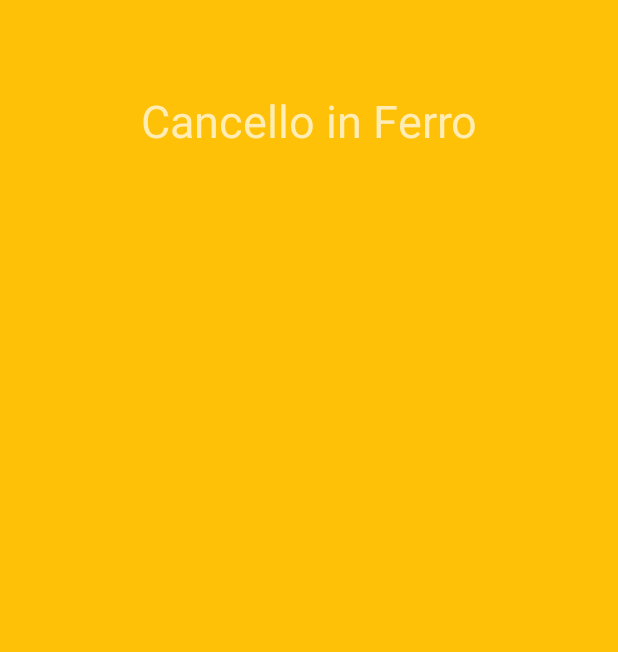
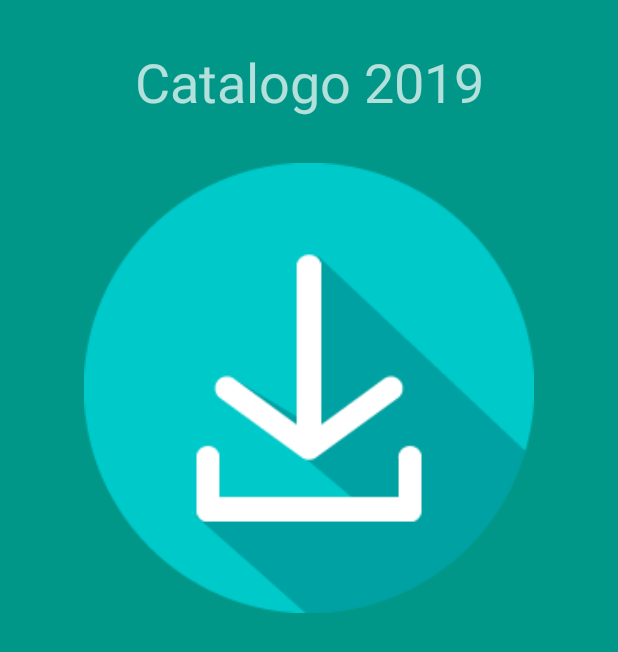
Before and after one commit to Nicomini10/FratelliMinichillo, an Android app: the ScaricaCatalogoActivity screen opened directly, with no data from a screen before it, on a phone screen of 412 x 824 dp. Shown: the top 652 px of the screen. Run offline under Robolectric (Android 15) with nearby library versions, the phone set to English and light mode, and no system bars.

Commit message:
aggiunta acrtvity scarica catalogo

```diff
--- a/app/src/main/AndroidManifest.xml
+++ b/app/src/main/AndroidManifest.xml
@@ -1,7 +1,6 @@
 <?xml version="1.0" encoding="utf-8"?>
 <manifest xmlns:android="http://schemas.android.com/apk/res/android"
     package="com.example.myapplication2">
-
     <!--
          The ACCESS_COARSE/FINE_LOCATION permissions are not required to use
          Google Maps Android API v2, but you must specify either coarse or fine
@@ -12,7 +11,7 @@
     <uses-permission android:name="android.permission.GET_ACCOUNTS" />
     <uses-permission android:name="android.permission.READ_PROFILE" />
     <uses-permission android:name="android.permission.READ_CONTACTS" />
-    <uses-permission android:name= "android.permission.WRITE_EXTERNAL_STORAGE" />
+    <uses-permission android:name="android.permission.WRITE_EXTERNAL_STORAGE" />
 
     <application
         android:allowBackup="true"
@@ -22,9 +21,11 @@
         android:supportsRtl="true"
         android:theme="@style/AppTheme.Green"
         android:usesCleartextTraffic="true">
+        <activity android:name=".ScaricaCatalogoActivity"></activity>
+
         <service
             android:name=".DownloadService"
-            android:exported="false"></service>
+            android:exported="false" />
 
         <activity android:name=".ConfirmationAccountActivity" />
         <activity android:name=".SignupActivity" />
@@ -35,14 +36,9 @@
                 <category android:name="android.intent.category.LAUNCHER" />
             </intent-filter>
         </activity>
-        <activity android:name=".ListaCancelli" />
-        <activity android:name=".ListaBalconi" />
-        <activity android:name=".ListaFinestre" />
-        <activity android:name=".ListaPorte" />
         <activity android:name=".EmailActivity" />
         <activity android:name=".InfoAziendaActivity" />
         <activity android:name=".ContattiActivity" />
-        <activity android:name=".ProdottiActivity" />
         <!--
              The API key for Google Maps-based APIs is defined as a string resource.
              (See the file "res/values/google_maps_api.xml").
--- a/app/src/main/java/com/example/myapplication2/MainActivity.java
+++ b/app/src/main/java/com/example/myapplication2/MainActivity.java
@@ -107,9 +107,9 @@ public class MainActivity extends AppCompatActivity implements NavigationView.On
         // Handle navigation view item clicks here.
         int id = item.getItemId();
 
-        if (id == R.id.nav_visualizza_prodotti) {
+        if (id == R.id.nav_visualizza_catalogo) {
 
-            Intent intent = new Intent(getApplicationContext(), ProdottiActivity.class);
+            Intent intent = new Intent(getApplicationContext(), ScaricaCatalogoActivity.class);
             startActivity(intent);
 
 
--- a/app/src/main/java/com/example/myapplication2/ListaCancelli.java
+++ b/app/src/main/java/com/example/myapplication2/ScaricaCatalogoActivity.java
@@ -3,11 +3,11 @@ package com.example.myapplication2;
 import android.support.v7.app.AppCompatActivity;
 import android.os.Bundle;
 
-public class ListaCancelli extends AppCompatActivity {
+public class ScaricaCatalogoActivity extends AppCompatActivity {
 
     @Override
     protected void onCreate(Bundle savedInstanceState) {
         super.onCreate(savedInstanceState);
-        setContentView(R.layout.activity_lista_cancelli);
+        setContentView(R.layout.activity_scarica_catalogo);
     }
 }
--- a/app/src/main/res/layout/activity_lista_cancelli.xml
+++ /dev/null
@@ -1,24 +0,0 @@
-<?xml version="1.0" encoding="utf-8"?>
-<android.support.constraint.ConstraintLayout xmlns:android="http://schemas.android.com/apk/res/android"
-    xmlns:app="http://schemas.android.com/apk/res-auto"
-    xmlns:tools="http://schemas.android.com/tools"
-    android:layout_width="match_parent"
-    android:layout_height="match_parent"
-    android:background="@color/colorAccent"
-    tools:context=".ListaCancelli">
-
-    <LinearLayout
-        android:layout_width="match_parent"
-        android:layout_height="match_parent"
-        android:orientation="vertical">
-
-        <TextView
-            android:id="@+id/textView8"
-            android:layout_width="match_parent"
-            android:layout_height="wrap_content"
-            android:layout_marginVertical="60dp"
-            android:gravity="center"
-            android:text="Cancello in Ferro"
-            android:textSize="30sp" />
-    </LinearLayout>
-</android.support.constraint.ConstraintLayout>
--- a/app/src/main/res/layout/activity_lista_porte.xml
+++ b/app/src/main/res/layout/activity_scarica_catalogo.xml
@@ -4,21 +4,29 @@
     xmlns:tools="http://schemas.android.com/tools"
     android:layout_width="match_parent"
     android:layout_height="match_parent"
-    android:background="@color/colorAccent"
-    tools:context=".ListaPorte">
+    tools:context=".ScaricaCatalogoActivity">
 
     <LinearLayout
         android:layout_width="match_parent"
         android:layout_height="match_parent"
         android:orientation="vertical">
 
+
         <TextView
             android:id="@+id/textView2"
             android:layout_width="match_parent"
             android:layout_height="wrap_content"
-            android:layout_marginVertical="60dp"
             android:gravity="center"
-            android:text="Porta di Legno"
-            android:textSize="30sp" />
+            android:layout_marginVertical="30dp"
+            android:text="Catalogo 2019"
+            android:textSize="36sp" />
+
+        <ImageView
+            android:layout_width="300dp"
+            android:layout_height="300dp"
+            android:layout_gravity="center_horizontal"
+            android:src="@mipmap/imagedownload" />
+
+
     </LinearLayout>
 </android.support.constraint.ConstraintLayout>
--- a/app/src/main/res/layout/content_main.xml
+++ b/app/src/main/res/layout/content_main.xml
@@ -21,7 +21,6 @@
             android:layout_height="399dp"
             android:layout_gravity="center_horizontal"
             android:layout_marginVertical="70dp"
-
             android:src="@mipmap/minichillo" />
 
         <TextView
--- a/app/src/main/res/menu/activity_main_drawer.xml
+++ b/app/src/main/res/menu/activity_main_drawer.xml
@@ -5,9 +5,9 @@
 
     <group android:checkableBehavior="single">
         <item
-            android:id="@+id/nav_visualizza_prodotti"
+            android:id="@+id/nav_visualizza_catalogo"
             android:icon="@drawable/ic_business_center"
-            android:title="Visuallizza prodotti" />
+            android:title="Scarica catalogo" />
         <item
             android:id="@+id/nav_dove_siamo"
             android:icon="@drawable/ic_location_on"
```
Also changed, not shown: app/src/main/java/com/example/myapplication2/ListaBalconi.java (deleted, +0 -13 lines), app/src/main/java/com/example/myapplication2/ListaFinestre.java (deleted, +0 -13 lines), app/src/main/java/com/example/myapplication2/ListaPorte.java (deleted, +0 -13 lines), app/src/main/java/com/example/myapplication2/ProdottiActivity.java (deleted, +0 -75 lines), app/src/main/res/layout/activity_lista_balconi.xml (deleted, +0 -24 lines), app/src/main/res/layout/activity_lista_finestre.xml (deleted, +0 -24 lines), app/src/main/res/layout/activity_prodotti.xml (deleted, +0 -72 lines), app/src/main/res/mipmap-hdpi/imagedownload.png (added).
